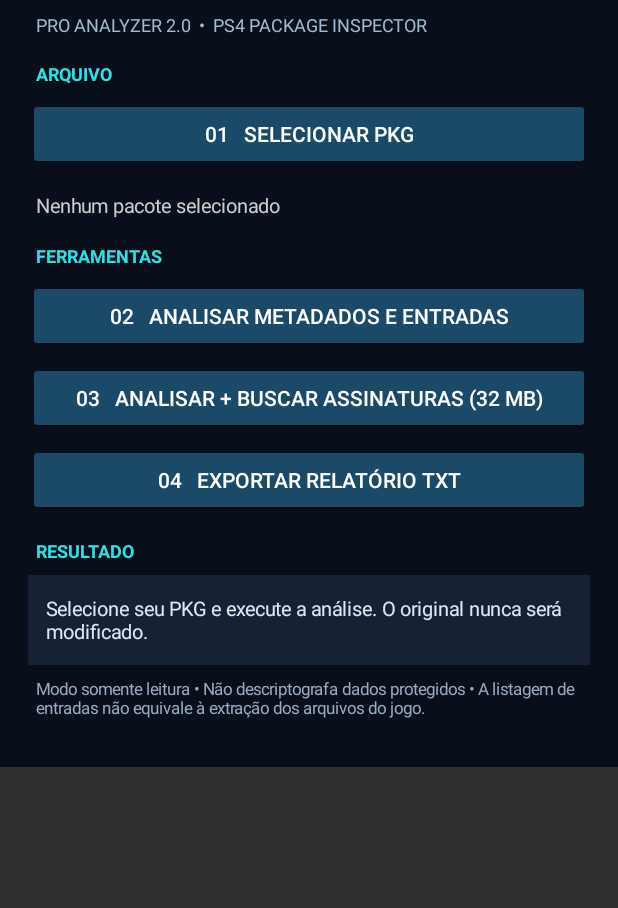
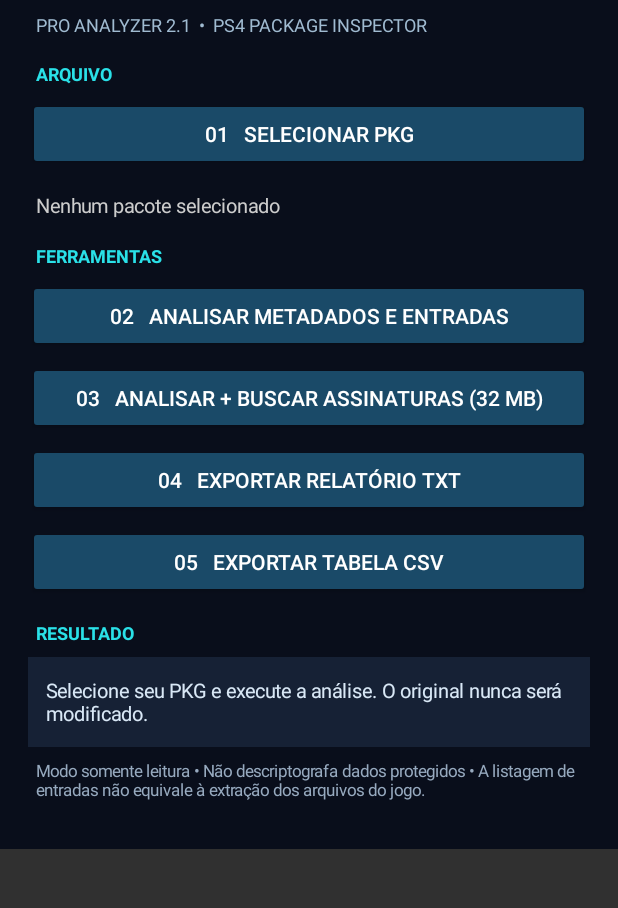
Before and after one commit to kaiquerhay144-creator/RHAY-PKG-Explorer, an Android app: the screen it shows after launch (MainActivity), on a phone screen of 412 x 824 dp, the part 105-1013 px from its top. Run offline under Robolectric (Android 15) with nearby library versions, the phone set to English and light mode, and no system bars.

Commit message:
Add exportable CSV entry inventory and polish PKG Explorer 2.1

```diff
--- a/app/src/main/java/com/rhay/pkgexplorer/MainActivity.java
+++ b/app/src/main/java/com/rhay/pkgexplorer/MainActivity.java
@@ -13,10 +13,10 @@ import java.nio.charset.StandardCharsets;
 import java.util.*;
 
 public class MainActivity extends Activity {
- private static final int PICK=1,SAVE=2;
+ private static final int PICK=1,SAVE=2,SAVE_CSV=3;
  private Uri file;
  private TextView output,status;
- private String report="";
+ private String report="",csv="";
  private LinearLayout root;
  private int cyan=Color.rgb(42,225,232), bg=Color.rgb(9,14,27), panel=Color.rgb(22,33,53);
  @Override public void onCreate(Bundle b){
@@ -25,7 +25,7 @@ public class MainActivity extends Activity {
   root=new LinearLayout(this);root.setOrientation(1);root.setPadding(28,30,28,36);root.setBackgroundColor(bg);
   scroll.addView(root);setContentView(scroll);
   TextView title=text("RHAY  /  PKG EXPLORER",25,cyan);title.setTypeface(null,Typeface.BOLD);root.addView(title);
-  root.addView(text("PRO ANALYZER 2.0  •  PS4 PACKAGE INSPECTOR",12,Color.rgb(160,187,209)));
+  root.addView(text("PRO ANALYZER 2.1  •  PS4 PACKAGE INSPECTOR",12,Color.rgb(160,187,209)));
   section("ARQUIVO");
   button("01   SELECIONAR PKG",()->{Intent i=new Intent(Intent.ACTION_OPEN_DOCUMENT);i.setType("*/*");i.addCategory(Intent.CATEGORY_OPENABLE);startActivityForResult(i,PICK);});
   status=text("Nenhum pacote selecionado",13,Color.LTGRAY);root.addView(status);
@@ -33,6 +33,7 @@ public class MainActivity extends Activity {
   button("02   ANALISAR METADADOS E ENTRADAS",()->analyze(false));
   button("03   ANALISAR + BUSCAR ASSINATURAS (32 MB)",()->analyze(true));
   button("04   EXPORTAR RELATÓRIO TXT",()->{if(report.isEmpty()){toast("Faça uma análise primeiro");return;}Intent i=new Intent(Intent.ACTION_CREATE_DOCUMENT);i.setType("text/plain");i.putExtra(Intent.EXTRA_TITLE,"RHAY_PKG_Explorer_2_relatorio.txt");startActivityForResult(i,SAVE);});
+  button("05   EXPORTAR TABELA CSV",()->{if(csv.isEmpty()){toast("Analise o PKG primeiro");return;}Intent i=new Intent(Intent.ACTION_CREATE_DOCUMENT);i.setType("text/csv");i.putExtra(Intent.EXTRA_TITLE,"RHAY_PKG_entradas.csv");startActivityForResult(i,SAVE_CSV);});
   section("RESULTADO");
   output=text("Selecione seu PKG e execute a análise. O original nunca será modificado.",13,Color.rgb(217,232,246));output.setTextIsSelectable(true);output.setPadding(18,20,18,20);output.setBackgroundColor(panel);root.addView(output);
   root.addView(text("Modo somente leitura • Não descriptografa dados protegidos • A listagem de entradas não equivale à extração dos arquivos do jogo.",11,Color.rgb(151,170,191)));
@@ -41,7 +42,7 @@ public class MainActivity extends Activity {
  private void section(String s){TextView t=text(s,12,cyan);t.setTypeface(null,Typeface.BOLD);root.addView(t);}
  private void button(String s,Runnable r){Button b=new Button(this);b.setText(s);b.setAllCaps(false);b.setTextColor(Color.WHITE);b.setBackgroundTintList(android.content.res.ColorStateList.valueOf(Color.rgb(26,74,104)));LinearLayout.LayoutParams p=new LinearLayout.LayoutParams(-1,-2);p.bottomMargin=10;root.addView(b,p);b.setOnClickListener(v->r.run());}
  private void toast(String s){Toast.makeText(this,s,Toast.LENGTH_LONG).show();}
- @Override protected void onActivityResult(int req,int result,Intent data){super.onActivityResult(req,result,data);if(result!=RESULT_OK||data==null)return;if(req==PICK){file=data.getData();status.setText("Selecionado: "+file.getLastPathSegment());try{getContentResolver().takePersistableUriPermission(file,Intent.FLAG_GRANT_READ_URI_PERMISSION);}catch(Exception ignored){}}else if(req==SAVE){try(OutputStream o=getContentResolver().openOutputStream(data.getData())){if(o==null)throw new IOException("Não foi possível abrir destino");o.write(report.getBytes(StandardCharsets.UTF_8));toast("Relatório salvo");}catch(Exception e){toast(e.toString());}}}
+ @Override protected void onActivityResult(int req,int result,Intent data){super.onActivityResult(req,result,data);if(result!=RESULT_OK||data==null)return;if(req==PICK){file=data.getData();status.setText("Selecionado: "+file.getLastPathSegment());try{getContentResolver().takePersistableUriPermission(file,Intent.FLAG_GRANT_READ_URI_PERMISSION);}catch(Exception ignored){}}else if(req==SAVE||req==SAVE_CSV){try(OutputStream o=getContentResolver().openOutputStream(data.getData())){if(o==null)throw new IOException("Não foi possível abrir destino");o.write((req==SAVE?report:csv).getBytes(StandardCharsets.UTF_8));toast("Arquivo salvo");}catch(Exception e){toast(e.toString());}}}
  private void analyze(boolean scan){if(file==null){toast("Selecione um PKG");return;}status.setText("Analisando...");new Thread(()->{String r;try{r=read(scan);}catch(Exception e){r="Erro na leitura: "+e;}final String done=r;runOnUiThread(()->{report=done;output.setText(done);status.setText("Análise concluída");});}).start();}
  private static long u32(byte[] b,int p){return ((long)(b[p]&255)<<24)|((long)(b[p+1]&255)<<16)|((long)(b[p+2]&255)<<8)|(b[p+3]&255);}
  private static long u64(byte[] b,int p){return (u32(b,p)<<32)|u32(b,p+4);}
@@ -49,7 +50,8 @@ public class MainActivity extends Activity {
  private static String ascii(byte[] b,int p,int len){int end=p;while(end<p+len&&b[end]!=0)end++;return new String(b,p,end-p,StandardCharsets.US_ASCII).trim();}
  private static String bytes(long x){return x+" bytes ("+String.format(Locale.US,"%.2f",x/1048576.0)+" MiB)";}
  private String read(boolean scan)throws IOException{
-  StringBuilder s=new StringBuilder("RHAY PKG EXPLORER 2.0\n==============================\n");
+  StringBuilder csvData=new StringBuilder("indice,id,nome_ref,flags,extra,offset,tamanho,limites_validos\\n");
+  StringBuilder s=new StringBuilder("RHAY PKG EXPLORER 2.1\n==============================\n");
   s.append("URI: ").append(file).append("\n");
   long fileSize=-1;
   try(android.database.Cursor c=getContentResolver().query(file,new String[]{android.provider.OpenableColumns.SIZE},null,null,null)){if(c!=null&&c.moveToFirst()&&!c.isNull(0))fileSize=c.getLong(0);}catch(Exception ignored){}
@@ -85,7 +87,8 @@ public class MainActivity extends Activity {
     int suspicious=0;
     for(int i=0;i<entryCount;i++){
      int p=i*32;long id=u32(entries,p),nameOff=u32(entries,p+4),flags=u32(entries,p+8),unk=u32(entries,p+12),off=u64(entries,p+16),size=u64(entries,p+24);
-     if(off<0||size<0||(fileSize>=0&&(off>fileSize||size>fileSize-off)))suspicious++;
+     boolean valid=!(off<0||size<0||(fileSize>=0&&(off>fileSize||size>fileSize-off)));if(!valid)suspicious++;
+     csvData.append(i).append(",").append(hex(id)).append(",").append(hex(nameOff)).append(",").append(hex(flags)).append(",").append(hex(unk)).append(",").append(off).append(",").append(size).append(",").append(valid).append("\\n");
      s.append(String.format(Locale.US,"#%04d ID=%s nomeRef=%s flags=%s extra=%s offset=%s tamanho=%s\n",i,hex(id),hex(nameOff),hex(flags),hex(unk),hex(off),hex(size)));
     }
     s.append("Entradas com limites suspeitos: ").append(suspicious).append("\n");
```
